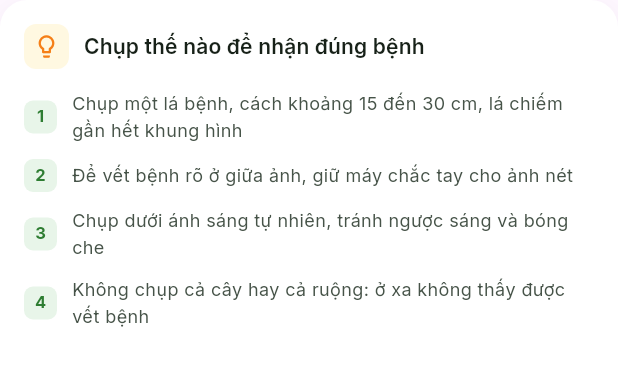
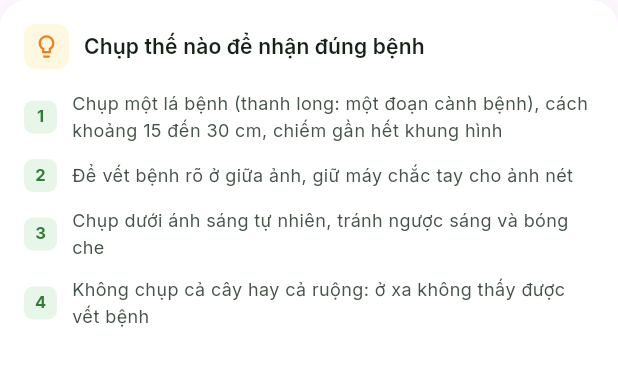
Before and after one commit to Capstone-Project-AgriSage/Farmer-Mobile, a Flutter app: the _CaptureTips widget shown alone on an empty page, opened directly, on a phone screen of 412 x 824 dp. Shown: the top 366 px of the screen. Run offline on Flutter 3.47's test engine with Material 3 defaults, Android fonts, the phone set to English and light mode, and no system bars; our stand-ins replace cached_network_image, dio, flutter_map, flutter_riverpod, flutter_secure_storage, geocoding and 11 more; missing offline and left inert: signalr_netcore; accounts and stored records are empty.

Commit message:
feat(ai-doctor): dragon fruit crop with its card picture, branch photos
AI_DIAGNOSIS 2.4: dragon fruit stem photos go to the team's own model.

- Crops: DRAGON_FRUIT "Thanh long"; partWord/leafOf say "cành thanh
  long" (the model reads stems), "lá …" for the other crops
- crop card picture assets/images/crops/dragon_fruit.png (same flat
  style as the five others)
- the shared healthy class reads "Cây khoẻ mạnh" / "cây khoẻ"; retake
  advice and photo tips no longer assume a leaf
- tests: dragon fruit card and branch wording, healthy wording

Co-Authored-By: Claude Opus 5.5 <noreply@anthropic.com>

```diff
--- a/lib/features/ai_doctor/data/crops.dart
+++ b/lib/features/ai_doctor/data/crops.dart
@@ -4,22 +4,27 @@ import '../../../core/network/json_utils.dart';
 import '../../../core/storage/app_prefs.dart';
 import '../../payment/data/pending_payment.dart' show KeyValueStore, PrefsKeyValueStore;
 
-/// Danh mục cây trồng của backend (CropCatalog, AI_DIAGNOSIS.md 2.2), đúng thứ tự hiển thị. Vấn đề không ghi cây là lúa.
+/// Danh mục cây trồng của backend (CropCatalog, AI_DIAGNOSIS.md 2.2, 2.4), đúng thứ tự hiển thị. Vấn đề không ghi cây là lúa.
 abstract class Crops {
   static const rice = 'RICE';
-  static const all = [rice, 'DURIAN', 'COFFEE', 'CORN', 'MANGO'];
+  static const dragonFruit = 'DRAGON_FRUIT';
+  static const all = [rice, 'DURIAN', 'COFFEE', 'CORN', 'MANGO', dragonFruit];
   static const _labels = {
     rice: 'Lúa',
     'DURIAN': 'Sầu riêng',
     'COFFEE': 'Cà phê',
     'CORN': 'Bắp (ngô)',
     'MANGO': 'Xoài',
+    dragonFruit: 'Thanh long',
   };
 
   static String label(String? code) => _labels[code ?? rice] ?? code ?? 'Lúa';
 
-  /// "lá lúa", "lá sầu riêng": dùng trong câu (chữ thường).
-  static String leafOf(String? code) => 'lá ${label(code).toLowerCase()}';
+  /// Bộ phận cần chụp: thanh long là cành (mô hình riêng của nhóm đọc ảnh thân cành, AI_DIAGNOSIS.md §16), cây khác là lá.
+  static String partWord(String? code) => code == dragonFruit ? 'cành' : 'lá';
+
+  /// "lá lúa", "lá sầu riêng", "cành thanh long": dùng trong câu (chữ thường).
+  static String leafOf(String? code) => '${partWord(code)} ${label(code).toLowerCase()}';
 }
 
 class CropDisease {
--- a/lib/features/ai_doctor/data/diagnosis_models.dart
+++ b/lib/features/ai_doctor/data/diagnosis_models.dart
@@ -70,7 +70,7 @@ String diseaseDisplayName(String code, String backendName) =>
       'BACTERIAL_LEAF_BLIGHT' => 'Bạc lá',
       'BROWN_SPOT' => 'Đốm nâu',
       'SHEATH_BLIGHT' => 'Khô vằn',
-      'HEALTHY' => 'Lá khoẻ mạnh',
+      'HEALTHY' => 'Cây khoẻ mạnh',
       _ => backendName,
     };
 
--- a/lib/features/ai_doctor/screens/ai_scan_home_screen.dart
+++ b/lib/features/ai_doctor/screens/ai_scan_home_screen.dart
@@ -202,7 +202,7 @@ class AiScanHomeScreen extends ConsumerWidget {
     );
   }
 
-  /// Một cây: tên và các bệnh AI nhận được của cây đó (lá khoẻ luôn nhận được).
+  /// Một cây: tên và các bệnh AI nhận được của cây đó (cây khoẻ luôn nhận được).
   Widget _cropTile(DiagnosisCrop c) {
     return Container(
       key: Key('scan_crop_${c.code}'),
@@ -233,8 +233,8 @@ class AiScanHomeScreen extends ConsumerWidget {
                 const SizedBox(height: 2),
                 Text(
                     c.diseases.isEmpty
-                        ? '${c.diseaseCount} bệnh và lá khoẻ'
-                        : '${c.diseases.map((d) => d.name).join(', ')} và lá khoẻ',
+                        ? '${c.diseaseCount} bệnh và cây khoẻ'
+                        : '${c.diseases.map((d) => d.name).join(', ')} và cây khoẻ',
                     style: AppTextStyles.caption.copyWith(color: AppColors.textSecondary)),
               ],
             ),
--- a/lib/features/ai_doctor/screens/diagnose_case_screen.dart
+++ b/lib/features/ai_doctor/screens/diagnose_case_screen.dart
@@ -544,7 +544,7 @@ class _ResultView extends StatelessWidget {
               crossAxisAlignment: CrossAxisAlignment.stretch,
               children: [
                 Text(
-                  'AI chưa chắc đây là bệnh gì nên chưa gợi ý thuốc. Bạn hãy chụp lại gần một lá bệnh, đủ sáng, hoặc mang mẫu lá đến cửa hàng để được tư vấn.',
+                  'AI chưa chắc đây là bệnh gì nên chưa gợi ý thuốc. Bạn hãy chụp lại gần chỗ bị bệnh, đủ sáng, hoặc mang mẫu bệnh đến cửa hàng để được tư vấn.',
                   style: AppTextStyles.bodySmall,
                 ),
                 const SizedBox(height: 12),
--- a/lib/features/ai_doctor/screens/image_capture_screen.dart
+++ b/lib/features/ai_doctor/screens/image_capture_screen.dart
@@ -599,7 +599,7 @@ class _CaptureTips extends StatelessWidget {
           const SizedBox(height: 14),
           const _TipItem(
               number: '1',
-              text: 'Chụp một lá bệnh, cách khoảng 15 đến 30 cm, lá chiếm gần hết khung hình'),
+              text: 'Chụp một lá bệnh (thanh long: một đoạn cành bệnh), cách khoảng 15 đến 30 cm, chiếm gần hết khung hình'),
           const SizedBox(height: 10),
           const _TipItem(
               number: '2', text: 'Để vết bệnh rõ ở giữa ảnh, giữ máy chắc tay cho ảnh nét'),
--- a/lib/features/home/screens/home_screen.dart
+++ b/lib/features/home/screens/home_screen.dart
@@ -779,7 +779,7 @@ class _DiagnosisBody extends ConsumerWidget {
     final hasDisease = s.diseaseDisplay != null;
     final hint = switch (s.status) {
       _ when hasDisease && s.isUncertain =>
-        'AI chưa chắc chắn. Hãy chụp lại gần một lá bệnh hoặc hỏi cửa hàng.',
+        'AI chưa chắc chắn. Hãy chụp lại gần chỗ bị bệnh hoặc hỏi cửa hàng.',
       _ when hasDisease && verified => 'Cửa hàng đã xác nhận kết quả cho ảnh của bạn.',
       _ when hasDisease => 'AI đã có kết quả cho ảnh của bạn. Mở để xem cách xử lý.',
       DiagnosisStatus.inconclusive => 'Ảnh chưa đủ rõ. Hãy chụp lại và gửi ảnh mới.',
```
Also changed, not shown: assets/images/crops/dragon_fruit.png (added), 2 other files.
